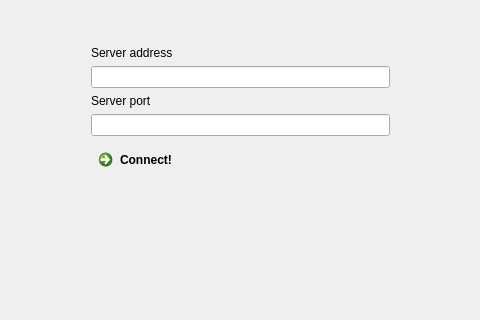
Qt form src/TFClient/frame.ui (Perdex/OmikronBlast) before a commit; both pictures show x 219 to 699 and y 199 to 519 of the 919 by 621 pixel window.
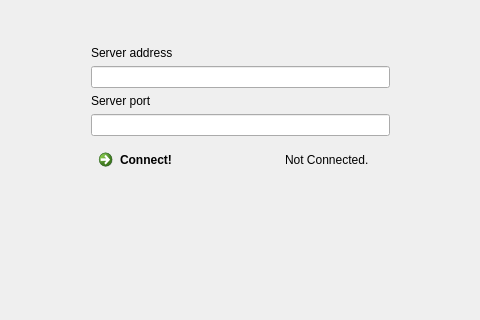
The same form after that commit.

Commit message: Some reference on using QGraphicsView. Also improved gui and added missing signals for client-side TCPManager.

```diff
--- a/src/TFClient/frame.ui
+++ b/src/TFClient/frame.ui
@@ -89,12 +89,23 @@
            <widget class="QLineEdit" name="s_port"/>
           </item>
           <item>
+           <layout class="QHBoxLayout" name="horizontalLayout">
+            <item>
            <widget class="QCommandLinkButton" name="commandLinkButton">
             <property name="text">
              <string>Connect!</string>
             </property>
            </widget>
           </item>
+            <item alignment="Qt::AlignHCenter">
+             <widget class="QLabel" name="status">
+              <property name="text">
+               <string>Not Connected.</string>
+              </property>
+             </widget>
+            </item>
+           </layout>
+          </item>
          </layout>
         </item>
         <item row="0" column="1">
```
Left out of the diff: 2 changed lines with no effect on the pictures. Lines whose indentation alone changed are shown as unchanged. The commit also changes 5 other files.
